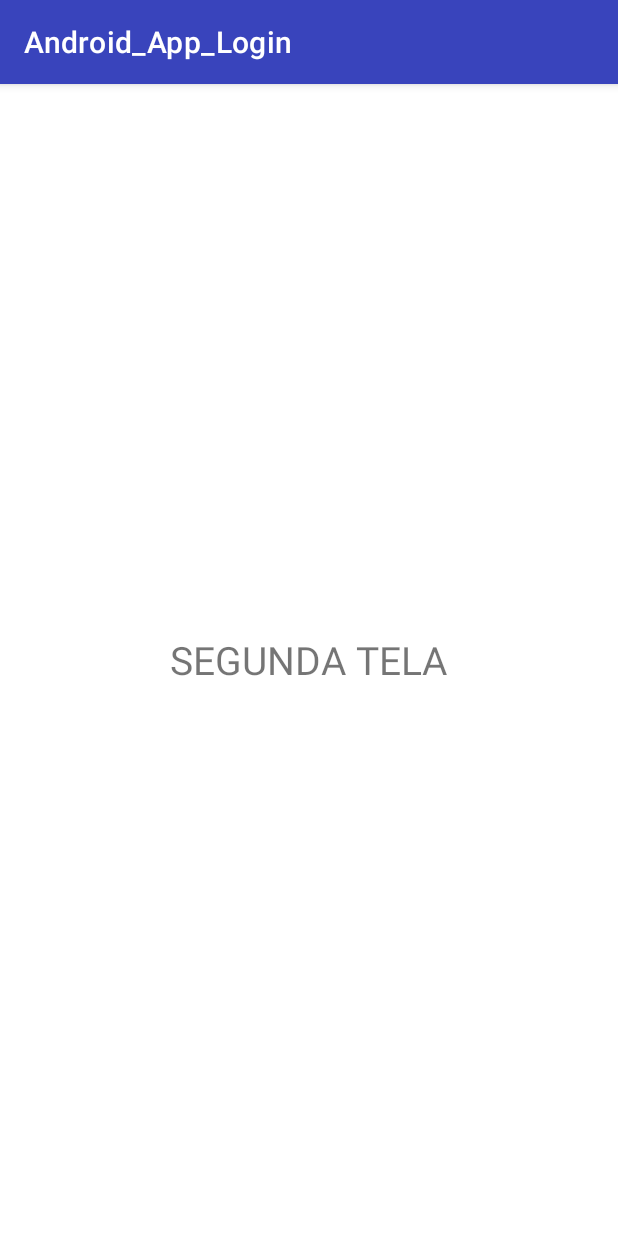
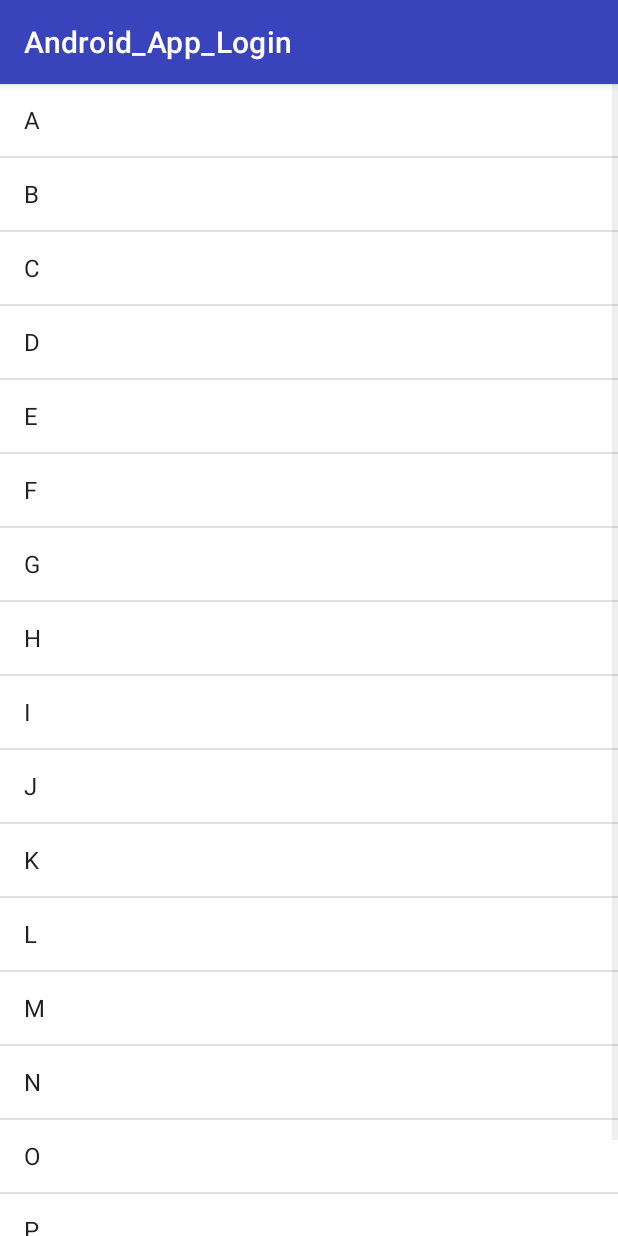
Before and after one commit to mgckaled/Android_App_Login, an Android app: the PrincipalActivity screen opened directly, with no data from a screen before it, on a phone screen of 412 x 824 dp. Run offline under Robolectric (Android 15) with nearby library versions, the phone set to English and light mode, and no system bars.

Commit message:
Second update, ListView included

```diff
--- a/app/src/main/java/com/example/android_app_login/MainActivity.java
+++ b/app/src/main/java/com/example/android_app_login/MainActivity.java
@@ -50,8 +50,8 @@ public class MainActivity extends AppCompatActivity {
             intent.putExtra("email", email);
             intent.putExtra("senha", senha);
 
-            // Destruir a tela de login ao voltar para a página
-            finish();
+            // Destruir a tela de login ao voltar para a página -> BLOQUADO
+            // finish();
 
         }else {
             Toast.makeText(this, "E-mail ou Senha inválidos", Toast.LENGTH_LONG).show();
--- a/app/src/main/java/com/example/android_app_login/PrincipalActivity.java
+++ b/app/src/main/java/com/example/android_app_login/PrincipalActivity.java
@@ -4,9 +4,20 @@ import androidx.appcompat.app.AppCompatActivity;
 
 import android.content.Intent;
 import android.os.Bundle;
+import android.widget.ArrayAdapter;
+import android.widget.ListView;
 import android.widget.Toast;
 
 public class PrincipalActivity extends AppCompatActivity {
+
+    // Listview
+    ListView listView;
+    // Data to be displayed into list
+    String[] uIWidgets = {
+            "A", "B", "C", "D", "E", "F", "G", "H", "I", "J", "K", "L", "M", "N",
+            "O", "P", "Q"
+    };
+    ArrayAdapter<String> arrayAdapter;
 
     @Override
     protected void onCreate(Bundle savedInstanceState) {
@@ -20,5 +31,11 @@ public class PrincipalActivity extends AppCompatActivity {
         Toast.makeText(this,
                 "Login realizado com sucesso = " + email,
                 Toast.LENGTH_LONG).show();
+
+        // associate with the widgets on layout
+        listView = findViewById(R.id.listview);
+
+        arrayAdapter = new ArrayAdapter<>(this, android.R.layout.simple_list_item_1, uIWidgets);
+        listView.setAdapter(arrayAdapter);
     }
 }
--- a/app/src/main/res/layout/activity_principal.xml
+++ b/app/src/main/res/layout/activity_principal.xml
@@ -6,20 +6,9 @@
   android:layout_height="match_parent"
   tools:context=".PrincipalActivity">
 
-  <TextView
-    android:id="@+id/textView"
-    android:layout_width="258dp"
-    android:layout_height="113dp"
-    android:layout_marginStart="176dp"
-    android:layout_marginTop="291dp"
-    android:layout_marginEnd="177dp"
-    android:layout_marginBottom="292dp"
-    android:text="SEGUNDA TELA"
-    android:textSize="26sp"
-    android:textAlignment="center"
-    android:gravity="center"
-    app:layout_constraintBottom_toBottomOf="parent"
-    app:layout_constraintEnd_toEndOf="parent"
-    app:layout_constraintStart_toStartOf="parent"
-    app:layout_constraintTop_toTopOf="parent" />
+  <ListView
+    android:layout_width="match_parent"
+    android:layout_height="match_parent"
+    android:id="@+id/listview"/>
+
 </androidx.constraintlayout.widget.ConstraintLayout>
```
